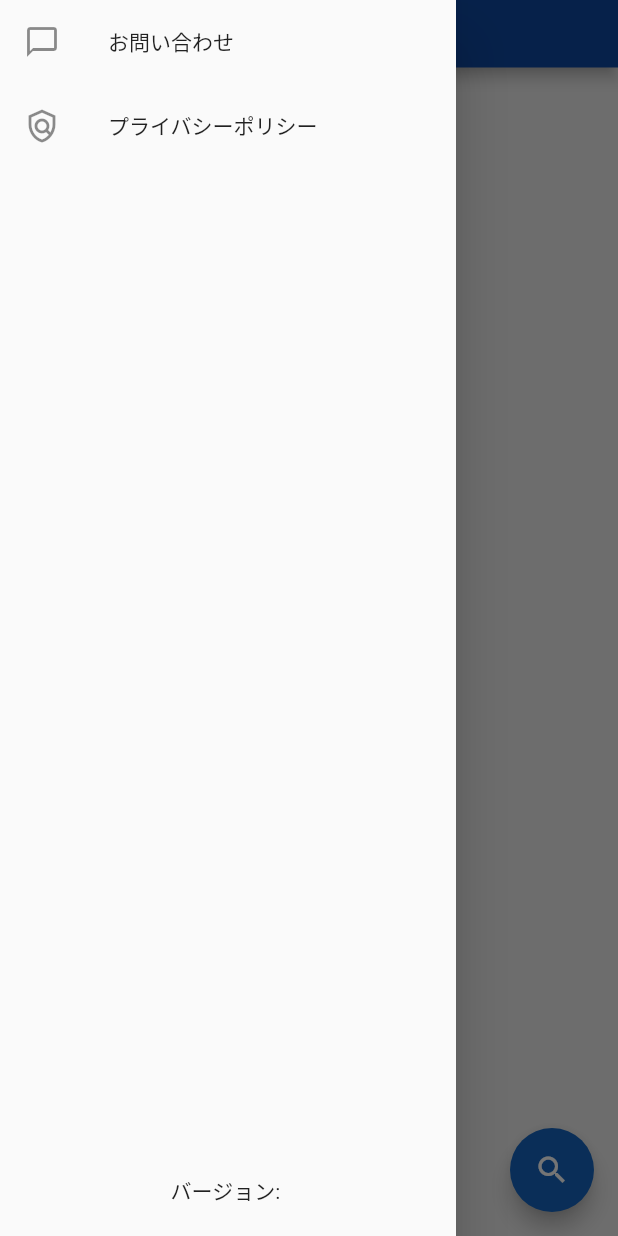
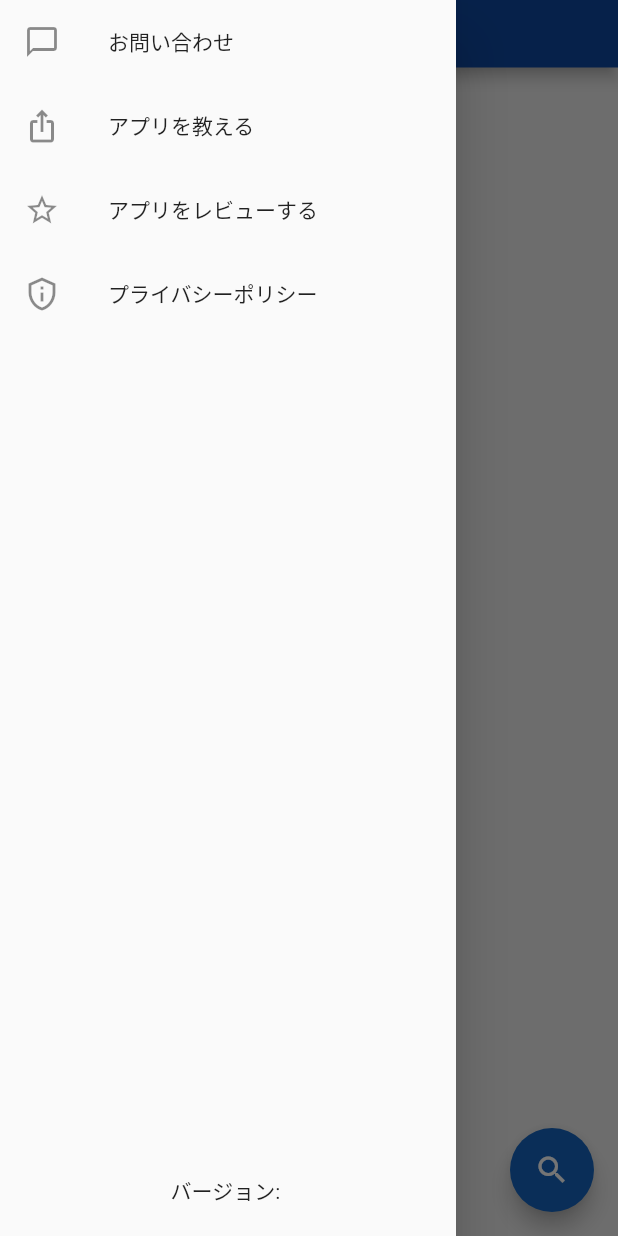
Before and after one commit to yanagswk/game_release_flutter, a Flutter app: the GameArticle screen opened directly, with the side drawer open, on a phone screen of 412 x 824 dp. Run offline on Flutter 3.47's test engine with Material 2 defaults, Android fonts, the phone set to English and light mode, and no system bars; our stand-ins replace cached_network_image, carousel_slider, device_info, flutter_datetime_picker, flutter_local_notifications, flutter_rating_bar and 12 more; missing offline and left inert: app_tracking_transparency, dart:ffi, device_calendar, launch_review; accounts and stored records are empty; network calls fail.

Commit message:
要素追加

```diff
--- a/lib/game_detail.dart
+++ b/lib/game_detail.dart
@@ -917,6 +917,8 @@ class _GameDetailState extends State<GameDetail> {
                           margin: const EdgeInsets.fromLTRB(30.0, 0.0, 30.0, 30.0),
                           child: Column(
                             children: [
+                              AdModBanner(adModHight: 250),
+                              const SizedBox(height: 30),
                               Row(
                                 mainAxisAlignment: MainAxisAlignment.start,
                                 children: [
--- a/lib/widget/common/drawer_widget.dart
+++ b/lib/widget/common/drawer_widget.dart
@@ -62,31 +62,32 @@ class _DrawerWidgetState extends State<DrawerWidget> {
                     );
                   },
                 ),
-                // ListTile(
-                //   title: Text('このアプリをレビューする'),
-                //   onTap: () {
-                //     // TODO: アプリできてから？？
-                //     LaunchReview.launch();
-                //   },
-                // ),
-                // ListTile(
-                //   title: Text('シェアする'),
-                //   onTap: () {
-                //     // Navigator.pop(context);
-                //     Share.share('このアプリをシェアしたいんだお');
-                //   },
-                // ),
                 ListTile(
-                  leading: const Icon(Icons.policy_outlined),
+                  leading: const Icon(Icons.ios_share),
+                  title: Text('アプリを教える'),
+                  onTap: () {
+                    // SNS共有
+                    final share_msg = 'げーむりり - 最新ゲームソフトの発売日がわかる！ \n https://apps.apple.com/jp/app/%E3%81%92%E3%83%BC%E3%82%80%E3%82%8A%E3%82%8A/id6444914435';
+                    Share.share(share_msg);
+                  },
+                ),
+                ListTile(
+                  leading: const Icon(Icons.star_border),
+                  title: Text('アプリをレビューする'),
+                  onTap: () {
+                    launchUrl(
+                      Uri.parse("https://apps.apple.com/jp/app/%E3%81%92%E3%83%BC%E3%82%80%E3%82%8A%E3%82%8A/id6444914435?action=write-review"),
+                      mode: LaunchMode.externalApplication,   // デフォルトのブラウザで開く(参考: https://zenn.dev/tsuruo/articles/56f3abbb132f90)
+                    );
+                  },
+                ),
+                ListTile(
+                  leading: const Icon(Icons.privacy_tip_outlined),
                   title: Text('プライバシーポリシー'),
                   onTap: () {
                     _launchUrl();
                   },
                 ),
-                // Container(
-                //   alignment: Alignment.bottomCenter,
-                //   child: Text("バージョン: ${_gameGetx.appVersion}")
-                // )
               ],
             ),
           ),
--- a/pubspec.yaml
+++ b/pubspec.yaml
@@ -17,7 +17,7 @@ publish_to: 'none' # Remove this line if you wish to publish to pub.dev
 # https://developer.apple.com/library/archive/documentation/General/Reference/InfoPlistKeyReference/Articles/CoreFoundationKeys.html
 # In Windows, build-name is used as the major, minor, and patch parts
 # of the product and file versions while build-number is used as the build suffix.
-version: 1.0.0+1
+version: 1.0.1+1
 
 environment:
   sdk: '>=2.18.2 <3.0.0'
```
Also changed, not shown: lib/game_list.dart (+6 -2 lines), 8 other files.
